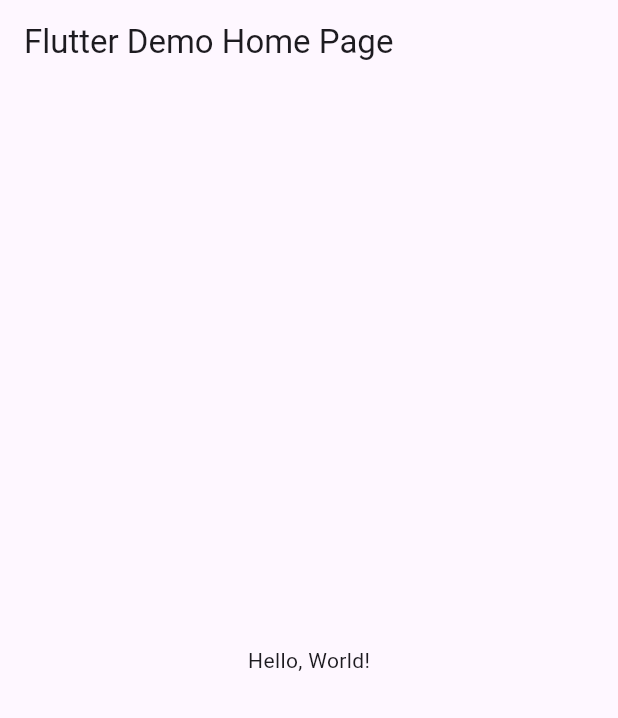
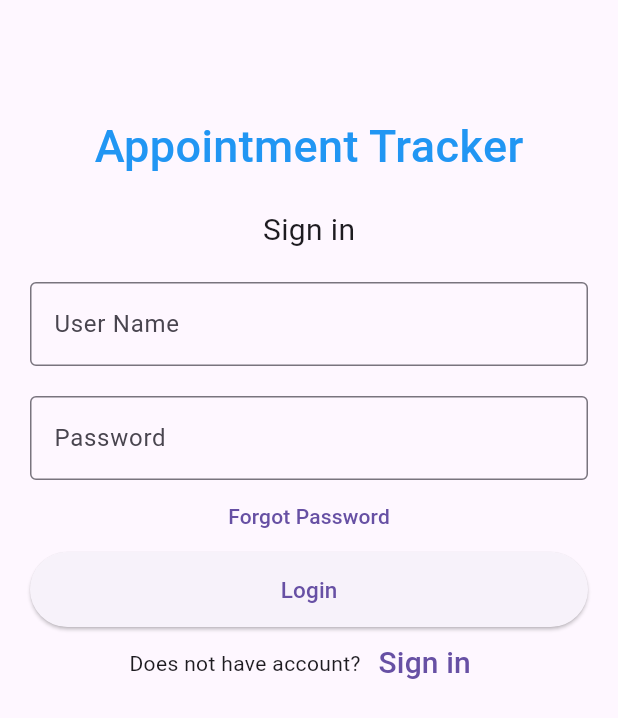
Before and after one commit to Sivaperuman174/AppointmentTracking, a Flutter app: the screen it shows after launch, on a phone screen of 412 x 824 dp. Shown: the top 718 px of the screen. Run offline on Flutter 3.47's test engine with Material 3 defaults, Android fonts, the phone set to English and light mode, and no system bars.

Commit message:
first level client changes

```diff
--- a/lib/main.dart
+++ b/lib/main.dart
@@ -1,41 +1,80 @@
+import 'package:appointmenttrackerapp/view/login_page.dart';
 import 'package:flutter/material.dart';
 
-void main() => runApp(MyApp());
-
-class MyApp extends StatelessWidget {
-  const MyApp({super.key});
-  // This widget is the root of your application.
-  @override
-  Widget build(BuildContext context) {
-    return MaterialApp(
-      // Application name
-      title: 'Flutter Hello World',
-      // Application theme data, you can set the colors for the application as
-      // you want
-      theme: ThemeData(
-        // useMaterial3: false,
-        primarySwatch: Colors.blue,
-      ),
-      // A widget which will be started on application startup
-      home: MyHomePage(title: 'Flutter Demo Home Page'),
-    );
-  }
+void main() {
+  runApp(const LoginPage());
 }
 
-class MyHomePage extends StatelessWidget {
-  final String title;
-  const MyHomePage({super.key, required this.title});
+class Client {
+  final String name;
+  final List<Appointment> appointments;
+
+  Client({required this.name, required this.appointments});
+}
+
+class Appointment {
+  final String appointmentName;
+  final DateTime appointmentDate;
+  final DateTime appointmentCreatedDate;
+
+  Appointment({
+    required this.appointmentName,
+    required this.appointmentDate,
+    required this.appointmentCreatedDate,
+  });
+}
+
+// class MyApp extends StatelessWidget {
+//   @override
+//   Widget build(BuildContext context) {
+//     return MaterialApp(
+//       title: 'Client Appointments',
+//       theme: ThemeData(
+//         primarySwatch: Colors.blue,
+//       ),
+//       home: ClientPage(),
+//     );
+//   }
+// }
+
+class EditAppointmentPage extends StatelessWidget {
+  final Appointment appointment;
+
+  EditAppointmentPage({required this.appointment});
 
   @override
   Widget build(BuildContext context) {
     return Scaffold(
       appBar: AppBar(
-        // The title text which will be shown on the action bar
-        title: Text(title),
+        title: const Text('Edit Appointment'),
       ),
-      body: Center(
-        child: Text(
-          'Hello, World!',
+      body: Padding(
+        padding: const EdgeInsets.all(16.0),
+        child: Column(
+          crossAxisAlignment: CrossAxisAlignment.start,
+          children: <Widget>[
+            Text(
+              'Appointment Name: ${appointment.appointmentName}',
+              style: const TextStyle(fontSize: 18.0),
+            ),
+            const SizedBox(height: 20.0),
+            Text(
+              'Appointment Date: ${appointment.appointmentDate}',
+              style: const TextStyle(fontSize: 18.0),
+            ),
+            const SizedBox(height: 20.0),
+            Text(
+              'Created Date: ${appointment.appointmentCreatedDate}',
+              style: const TextStyle(fontSize: 18.0),
+            ),
+            const SizedBox(height: 20.0),
+            ElevatedButton(
+              onPressed: () {
+                // Implement edit functionality
+              },
+              child: const Text('Edit'),
+            ),
+          ],
         ),
       ),
     );
--- /dev/null
+++ b/lib/view/login_page.dart
@@ -0,0 +1,123 @@
+import 'package:appointmenttrackerapp/view/admin_home_page.dart';
+import 'package:flutter/material.dart';
+
+import '../main.dart';
+
+class LoginPage extends StatelessWidget {
+  const LoginPage({Key? key}) : super(key: key);
+
+  static const String _title = '';
+
+  @override
+  Widget build(BuildContext context) {
+    return MaterialApp(
+      debugShowCheckedModeBanner: false,
+      title: _title,
+      home: Scaffold(
+        appBar: AppBar(title: const Text(_title)),
+        body: const MyStatefulWidget(),
+      ),
+    );
+  }
+}
+
+class MyStatefulWidget extends StatefulWidget {
+  const MyStatefulWidget({Key? key}) : super(key: key);
+
+  @override
+  State<MyStatefulWidget> createState() => _MyStatefulWidgetState();
+}
+
+class _MyStatefulWidgetState extends State<MyStatefulWidget> {
+  TextEditingController nameController = TextEditingController();
+  TextEditingController passwordController = TextEditingController();
+
+  @override
+  Widget build(BuildContext context) {
+    return Padding(
+        padding: const EdgeInsets.all(10),
+        child: ListView(
+          children: <Widget>[
+            Container(
+                alignment: Alignment.center,
+                padding: const EdgeInsets.all(10),
+                child: const Text(
+                  'Appointment Tracker',
+                  style: TextStyle(
+                      color: Colors.blue,
+                      fontWeight: FontWeight.w500,
+                      fontSize: 30),
+                )),
+            Container(
+                alignment: Alignment.center,
+                padding: const EdgeInsets.all(10),
+                child: const Text(
+                  'Sign in',
+                  style: TextStyle(fontSize: 20),
+                )),
+            Container(
+              padding: const EdgeInsets.all(10),
+              child: TextField(
+                controller: nameController,
+                decoration: const InputDecoration(
+                  border: OutlineInputBorder(),
+                  labelText: 'User Name',
+                ),
+              ),
+            ),
+            Container(
+              padding: const EdgeInsets.fromLTRB(10, 10, 10, 0),
+              child: TextField(
+                obscureText: true,
+                controller: passwordController,
+                decoration: const InputDecoration(
+                  border: OutlineInputBorder(),
+                  labelText: 'Password',
+                ),
+              ),
+            ),
+            TextButton(
+              onPressed: () {
+                //forgot password screen
+              },
+              child: const Text(
+                'Forgot Password',
+              ),
+            ),
+            Container(
+              height: 50,
+              padding: const EdgeInsets.fromLTRB(10, 0, 10, 0),
+              child: ElevatedButton(
+                child: const Text(
+                  'Login',
+                  style: TextStyle(fontSize: 15),
+                ),
+                onPressed: () {
+                  Navigator.push(
+                    context,
+                    MaterialPageRoute(
+                      builder: (context) => const AdminHomePage(),
+                    ),
+                  );
+                },
+              ),
+            ),
+            Row(
+              children: <Widget>[
+                const Text('Does not have account?'),
+                TextButton(
+                  child: const Text(
+                    'Sign in',
+                    style: TextStyle(fontSize: 20),
+                  ),
+                  onPressed: () {
+                    //signup screen
+                  },
+                )
+              ],
+              mainAxisAlignment: MainAxisAlignment.center,
+            ),
+          ],
+        ));
+  }
+}
```
Also changed, not shown: lib/view/admin_home_page.dart (added, +104 -0 lines), lib/view/appointment_detail_page.dart (added, +15 -0 lines), lib/view/client_add_page.dart (added, +58 -0 lines), lib/view/client_detail_page.dart (added, +121 -0 lines), lib/view/client_edit_page.dart (added, +78 -0 lines), lib/view/employee_detail_page.dart (added, +10 -0 lines), lib/view/request_detail_page.dart (added, +15 -0 lines).
